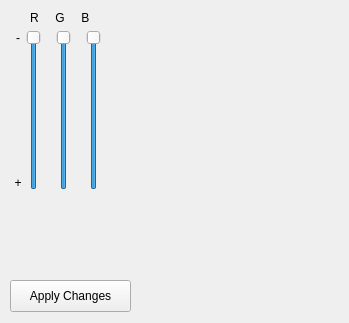
julioce/CompGraf, file trab1/secundarywindow.ui: the form before one commit.
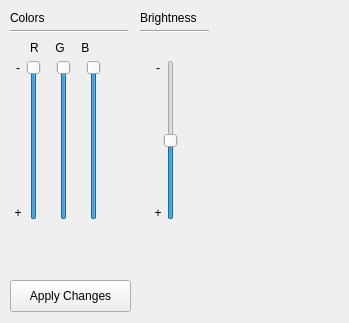
The form after the commit.

Commit message: Função de Brightness adicionada.

Patch:
```diff
--- a/trab1/secundarywindow.ui
+++ b/trab1/secundarywindow.ui
@@ -20,7 +20,7 @@
    <property name="geometry">
     <rect>
      <x>23</x>
-     <y>30</y>
+     <y>60</y>
      <width>22</width>
      <height>160</height>
     </rect>
@@ -42,7 +42,7 @@
    <property name="geometry">
     <rect>
      <x>53</x>
-     <y>30</y>
+     <y>60</y>
      <width>22</width>
      <height>160</height>
     </rect>
@@ -64,7 +64,7 @@
    <property name="geometry">
     <rect>
      <x>83</x>
-     <y>30</y>
+     <y>60</y>
      <width>22</width>
      <height>160</height>
     </rect>
@@ -86,7 +86,7 @@
    <property name="geometry">
     <rect>
      <x>30</x>
-     <y>10</y>
+     <y>40</y>
      <width>81</width>
      <height>16</height>
     </rect>
@@ -112,7 +112,7 @@
    <property name="geometry">
     <rect>
      <x>10</x>
-     <y>30</y>
+     <y>60</y>
      <width>16</width>
      <height>16</height>
     </rect>
@@ -128,7 +128,113 @@
    <property name="geometry">
     <rect>
      <x>10</x>
-     <y>175</y>
+     <y>205</y>
+     <width>16</width>
+     <height>16</height>
+    </rect>
+   </property>
+   <property name="text">
+    <string>+</string>
+   </property>
+   <property name="alignment">
+    <set>Qt::AlignCenter</set>
+   </property>
+  </widget>
+  <widget class="QLabel" name="labelColors">
+   <property name="geometry">
+    <rect>
+     <x>10</x>
+     <y>10</y>
+     <width>62</width>
+     <height>16</height>
+    </rect>
+   </property>
+   <property name="text">
+    <string>Colors</string>
+   </property>
+  </widget>
+  <widget class="Line" name="line">
+   <property name="geometry">
+    <rect>
+     <x>10</x>
+     <y>30</y>
+     <width>118</width>
+     <height>3</height>
+    </rect>
+   </property>
+   <property name="orientation">
+    <enum>Qt::Horizontal</enum>
+   </property>
+  </widget>
+  <widget class="QSlider" name="brightnessSlider">
+   <property name="geometry">
+    <rect>
+     <x>160</x>
+     <y>60</y>
+     <width>22</width>
+     <height>160</height>
+    </rect>
+   </property>
+   <property name="maximum">
+    <number>255</number>
+   </property>
+   <property name="pageStep">
+    <number>1</number>
+   </property>
+   <property name="value">
+    <number>127</number>
+   </property>
+   <property name="orientation">
+    <enum>Qt::Vertical</enum>
+   </property>
+  </widget>
+  <widget class="QLabel" name="labelBrightness">
+   <property name="geometry">
+    <rect>
+     <x>140</x>
+     <y>10</y>
+     <width>71</width>
+     <height>16</height>
+    </rect>
+   </property>
+   <property name="text">
+    <string>Brightness</string>
+   </property>
+  </widget>
+  <widget class="Line" name="line_2">
+   <property name="geometry">
+    <rect>
+     <x>140</x>
+     <y>30</y>
+     <width>69</width>
+     <height>3</height>
+    </rect>
+   </property>
+   <property name="orientation">
+    <enum>Qt::Horizontal</enum>
+   </property>
+  </widget>
+  <widget class="QLabel" name="labelLess_2">
+   <property name="geometry">
+    <rect>
+     <x>150</x>
+     <y>60</y>
+     <width>16</width>
+     <height>16</height>
+    </rect>
+   </property>
+   <property name="text">
+    <string>-</string>
+   </property>
+   <property name="alignment">
+    <set>Qt::AlignCenter</set>
+   </property>
+  </widget>
+  <widget class="QLabel" name="labelMore_2">
+   <property name="geometry">
+    <rect>
+     <x>150</x>
+     <y>205</y>
      <width>16</width>
      <height>16</height>
     </rect>
```
Left out of the diff: 2 changed lines with no effect on the pictures. The commit also changes 7 other files.
